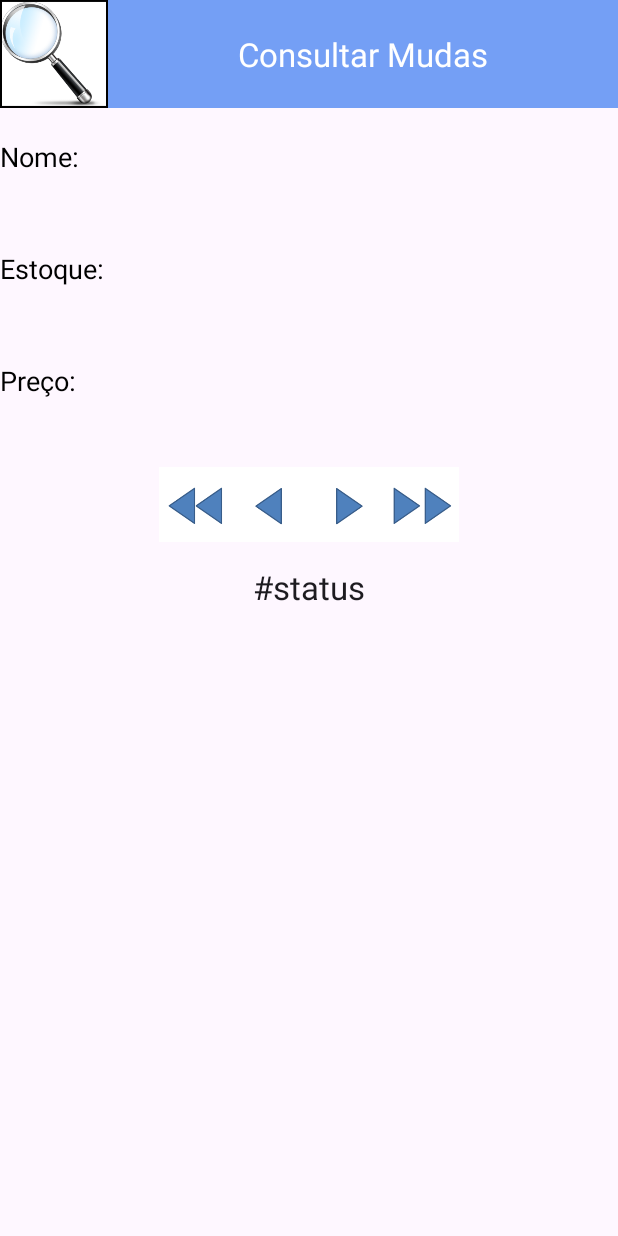
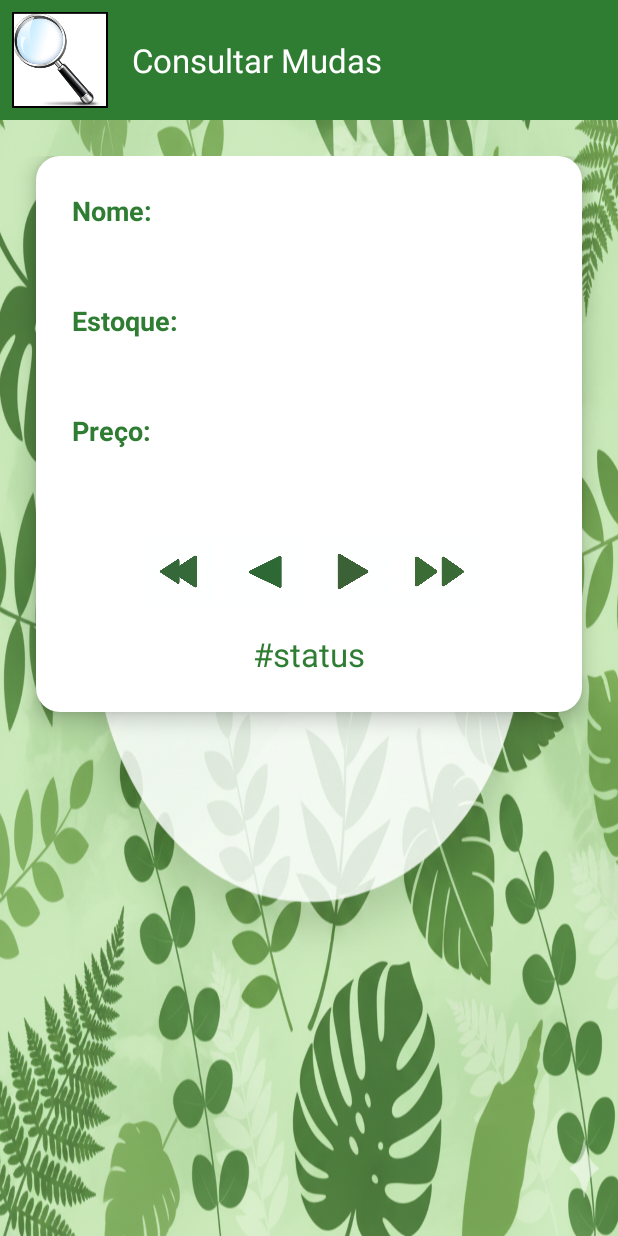
Before and after one commit to Bryanjvo/6SEM-DMOB, an Android app: the ConsultaDadosActivity screen opened directly, with no data from a screen before it, on a phone screen of 412 x 824 dp. Run offline under Robolectric (Android 15) with nearby library versions, the phone set to English and light mode, and no system bars.

Commit message:
estilizando consulta e grava registros
arrumando a grava registros e estilizando a consulta

```diff
--- /dev/null
+++ b/BryanProjetoDMOB/app/src/main/res/drawable/rounded_white_background.xml
@@ -0,0 +1,4 @@
+<?xml version="1.0" encoding="utf-8"?>
+<shape xmlns:android="http://schemas.android.com/apk/res/android">
+    <solid android:color="@color/branco_puro"/> <corners android:radius="16dp"/> <padding android:left="0dp" android:top="0dp" android:right="0dp" android:bottom="0dp" />
+</shape>
--- a/BryanProjetoDMOB/app/src/main/res/layout/activity_consulta_dados.xml
+++ b/BryanProjetoDMOB/app/src/main/res/layout/activity_consulta_dados.xml
@@ -1,36 +1,30 @@
+<?xml version="1.0" encoding="utf-8"?>
 <LinearLayout xmlns:android="http://schemas.android.com/apk/res/android"
     xmlns:tools="http://schemas.android.com/tools"
     android:layout_width="match_parent"
     android:layout_height="match_parent"
     android:orientation="vertical"
-    tools:context=".ConsultaDadosActivity" >
-
-    <LinearLayout
+    android:background="@drawable/fundo_folhas_sutil" > <LinearLayout
     android:id="@+id/linearLayout1"
     android:layout_width="match_parent"
     android:layout_height="wrap_content"
-        android:background="#3ba0e2" >
+    android:background="@color/primaryDarkColor"
+    android:gravity="center_vertical"
+    android:padding="8dp">
 
     <ImageView
         android:id="@+id/imageView1"
-            android:layout_width="72dp"
-            android:layout_height="72dp"
+        android:layout_width="64dp"
+        android:layout_height="64dp"
         android:contentDescription="@string/todo"
-            android:src="@drawable/icone_consulta" />
-
-        <TextView
-            android:id="@+id/textView1"
-            android:layout_width="wrap_content"
-            android:layout_height="wrap_content"
-            android:textAppearance="?android:attr/textAppearanceLarge"
-            />
+        android:src="@drawable/icone_consulta"
+        android:layout_marginEnd="16dp" />
 
     <LinearLayout
         android:id="@+id/layoutCorFundo"
         android:layout_width="fill_parent"
-            android:layout_height="match_parent"
-            android:background="#749ff5"
-            android:gravity="center" >
+        android:layout_height="wrap_content"
+        android:gravity="center_vertical" >
 
         <TextView
             android:id="@+id/textView2"
@@ -38,75 +32,91 @@
             android:layout_height="wrap_content"
             android:text="@string/consultar_dados"
             android:textAppearance="?android:attr/textAppearanceLarge"
-                android:textColor="#ffffff"
-                />
+            android:textColor="@color/branco_puro"
+            android:textSize="22sp"/>
     </LinearLayout>
 </LinearLayout>
+
+    <LinearLayout
+        android:layout_width="match_parent"
+        android:layout_height="fill_parent"
+        android:orientation="vertical"
+        android:gravity="center_horizontal"
+        android:paddingTop="24dp">
+
+        <LinearLayout
+            android:layout_width="match_parent"
+            android:layout_height="wrap_content"
+            android:orientation="vertical"
+            android:background="@drawable/rounded_white_background"
+            android:padding="24dp"
+            android:elevation="8dp"
+            android:layout_marginStart="24dp"
+            android:layout_marginEnd="24dp"
+            android:layout_marginBottom="24dp">
 
             <TextView
                 android:id="@+id/textView3"
                 android:layout_width="wrap_content"
                 android:layout_height="wrap_content"
-        android:paddingTop="20dp"
                 android:text="@string/nome"
-        android:textAppearance="?android:attr/textAppearanceSmall"
-        android:textColor="#000000"
-        android:textSize="18sp" />
+                android:textColor="@color/primaryDarkColor"
+                android:textSize="18sp"
+                android:textStyle="bold" />
 
             <TextView
                 android:id="@+id/txtnome"
                 android:layout_width="wrap_content"
                 android:layout_height="wrap_content"
                 android:paddingTop="5dp"
+                android:layout_marginBottom="16dp"
                 android:text="@string/nomeConsulta"
-        android:textAppearance="?android:attr/textAppearanceSmall"
-        android:textColor="#2a58b4"
-        android:textSize="18sp" />
+                android:textColor="@color/cinza_texto_escuro"
+                android:textSize="20sp" />
 
             <TextView
                 android:id="@+id/textView4"
                 android:layout_width="wrap_content"
                 android:layout_height="wrap_content"
-        android:paddingTop="20dp"
                 android:text="@string/estoque"
-        android:textAppearance="?android:attr/textAppearanceSmall"
-        android:textColor="#000000"
-        android:textSize="18sp" />
+                android:textColor="@color/primaryDarkColor"
+                android:textSize="18sp"
+                android:textStyle="bold" />
 
             <TextView
                 android:id="@+id/txttelefone"
                 android:layout_width="wrap_content"
                 android:layout_height="wrap_content"
                 android:paddingTop="5dp"
+                android:layout_marginBottom="16dp"
                 android:text="@string/preco"
-        android:textAppearance="?android:attr/textAppearanceSmall"
-        android:textColor="#2a58b4"
-        android:textSize="18sp" />
+                android:textColor="@color/cinza_texto_escuro"
+                android:textSize="20sp" />
 
             <TextView
                 android:id="@+id/textView5"
                 android:layout_width="wrap_content"
                 android:layout_height="wrap_content"
-        android:paddingTop="20dp"
                 android:text="@string/preco"
-        android:textAppearance="?android:attr/textAppearanceSmall"
-        android:textColor="#000000"
-        android:textSize="18sp" />
+                android:textColor="@color/primaryDarkColor"
+                android:textSize="18sp"
+                android:textStyle="bold" />
 
             <TextView
                 android:id="@+id/txtemail"
                 android:layout_width="wrap_content"
                 android:layout_height="wrap_content"
                 android:paddingTop="5dp"
+                android:layout_marginBottom="24dp"
                 android:text="@string/preco"
-        android:textAppearance="?android:attr/textAppearanceSmall"
-        android:textColor="#2a58b4"
-        android:textSize="18sp" />
+                android:textColor="@color/cinza_texto_escuro"
+                android:textSize="20sp" />
+
             <LinearLayout
                 android:layout_width="match_parent"
                 android:layout_height="wrap_content"
                 android:gravity="center"
-        android:paddingTop="15dp" >
+                android:layout_marginBottom="15dp" >
 
                 <ImageView
                     android:id="@+id/imgprimeiro"
@@ -114,7 +124,9 @@
                     android:layout_height="50dp"
                     android:contentDescription="@string/todo"
                     android:scaleType="fitXY"
-            android:src="@drawable/botao_primeiro" />
+                    android:src="@drawable/botao_primeiro"
+                    android:backgroundTint="@color/primaryLightColor"
+                    android:layout_marginEnd="8dp"/>
 
                 <ImageView
                     android:id="@+id/imganterior"
@@ -122,7 +134,9 @@
                     android:layout_height="50dp"
                     android:contentDescription="@string/todo"
                     android:scaleType="fitXY"
-            android:src="@drawable/botao_anterior" />
+                    android:src="@drawable/botao_anterior"
+                    android:backgroundTint="@color/primaryLightColor"
+                    android:layout_marginEnd="8dp"/>
 
                 <ImageView
                     android:id="@+id/imgproximo"
@@ -130,7 +144,9 @@
                     android:layout_height="50dp"
                     android:contentDescription="@string/todo"
                     android:scaleType="fitXY"
-            android:src="@drawable/botao_proximo" />
+                    android:src="@drawable/botao_proximo"
+                    android:backgroundTint="@color/primaryLightColor"
+                    android:layout_marginEnd="8dp"/>
 
                 <ImageView
                     android:id="@+id/imgultimo"
@@ -138,23 +154,24 @@
                     android:layout_height="50dp"
                     android:contentDescription="@string/todo"
                     android:scaleType="fitXY"
-            android:src="@drawable/botao_ultimo" />
+                    android:src="@drawable/botao_ultimo"
+                    android:backgroundTint="@color/primaryLightColor"/>
 
             </LinearLayout>
 
             <LinearLayout
                 android:layout_width="match_parent"
                 android:layout_height="wrap_content"
-        android:gravity="center"
-        android:paddingTop="15dp" >
+                android:gravity="center" >
 
                 <TextView
                     android:id="@+id/txtstatus_registro"
                     android:layout_width="wrap_content"
                     android:layout_height="wrap_content"
                     android:text="@string/status"
-            android:textAppearance="?android:attr/textAppearanceLarge"
-            />
+                    android:textColor="@color/primaryDarkColor"
+                    android:textAppearance="?android:attr/textAppearanceLarge"/>
             </LinearLayout>
-
         </LinearLayout>
+    </LinearLayout>
+</LinearLayout>
--- a/BryanProjetoDMOB/app/src/main/res/layout/activity_grava_registros.xml
+++ b/BryanProjetoDMOB/app/src/main/res/layout/activity_grava_registros.xml
@@ -4,7 +4,9 @@
     android:layout_width="match_parent"
     android:layout_height="match_parent"
     android:orientation="vertical"
-    android:background="@drawable/fundo_folhas_sutil" > <LinearLayout
+    android:background="@drawable/fundo_folhas_sutil" >
+
+    <LinearLayout
         android:layout_width="match_parent"
         android:layout_height="wrap_content"
         android:background="@color/primaryDarkColor"
@@ -37,11 +39,23 @@
     </LinearLayout>
 
     <LinearLayout
-        android:id="@+id/layoutConteudo"
         android:layout_width="match_parent"
         android:layout_height="fill_parent"
         android:orientation="vertical"
+        android:gravity="center"
         android:padding="16dp">
+
+        <LinearLayout
+            android:id="@+id/layoutFormularioContainer"
+            android:layout_width="match_parent"
+            android:layout_height="wrap_content"
+            android:orientation="vertical"
+            android:background="@drawable/rounded_white_background"
+        android:padding="24dp"
+        android:elevation="8dp"
+        android:layout_marginStart="24dp"
+        android:layout_marginEnd="24dp"
+        android:layout_marginBottom="24dp">
 
         <TextView
             android:id="@+id/textView4"
@@ -122,9 +136,9 @@
 
         <LinearLayout
             android:layout_width="match_parent"
-            android:layout_height="fill_parent"
-            android:gravity="center|bottom"
-            android:paddingBottom="24dp">
+            android:layout_height="wrap_content"
+            android:gravity="center"
+            android:layout_marginTop="24dp">
 
             <Button
                 android:id="@+id/btcadastrar"
@@ -137,5 +151,7 @@
                 android:paddingEnd="32dp"/>
 
         </LinearLayout>
+
     </LinearLayout>
 </LinearLayout>
+    </LinearLayout>
```
Also changed, not shown: BryanProjetoDMOB/app/src/main/res/drawable/botao_anterior.png, BryanProjetoDMOB/app/src/main/res/drawable/botao_primeiro.png, BryanProjetoDMOB/app/src/main/res/drawable/botao_proximo.png, BryanProjetoDMOB/app/src/main/res/drawable/botao_ultimo.png. Lines whose indentation alone changed are shown as unchanged.
